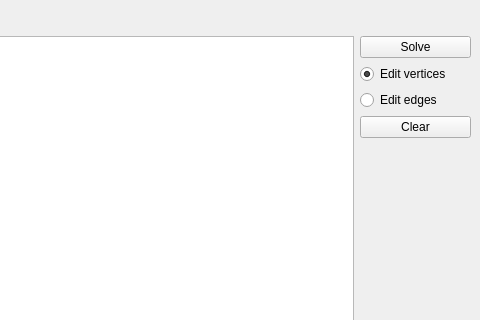
Above: euler/src/Form.ui from Sova777/analyzeresults before the change; both pictures show x 355 to 835 and y 0 to 320 of the 835 by 767 pixel window. Below: the same form after it.
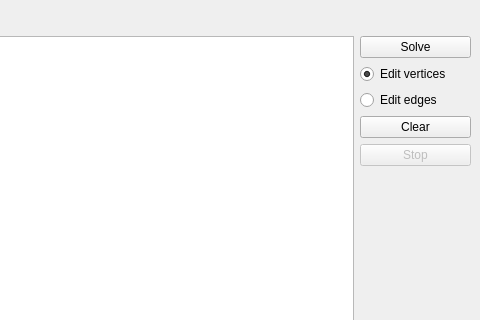
That is the form after the change.

What changed in the file:
```diff
--- a/euler/src/Form.ui
+++ b/euler/src/Form.ui
@@ -123,6 +123,16 @@
         </property>
        </widget>
       </item>
+      <item row="7" column="1">
+       <widget class="QPushButton" name="pushStop">
+        <property name="enabled">
+         <bool>false</bool>
+        </property>
+        <property name="text">
+         <string>Stop</string>
+        </property>
+       </widget>
+      </item>
      </layout>
     </item>
    </layout>
```
Left out of the diff: 2 changed lines with no effect on the pictures.
